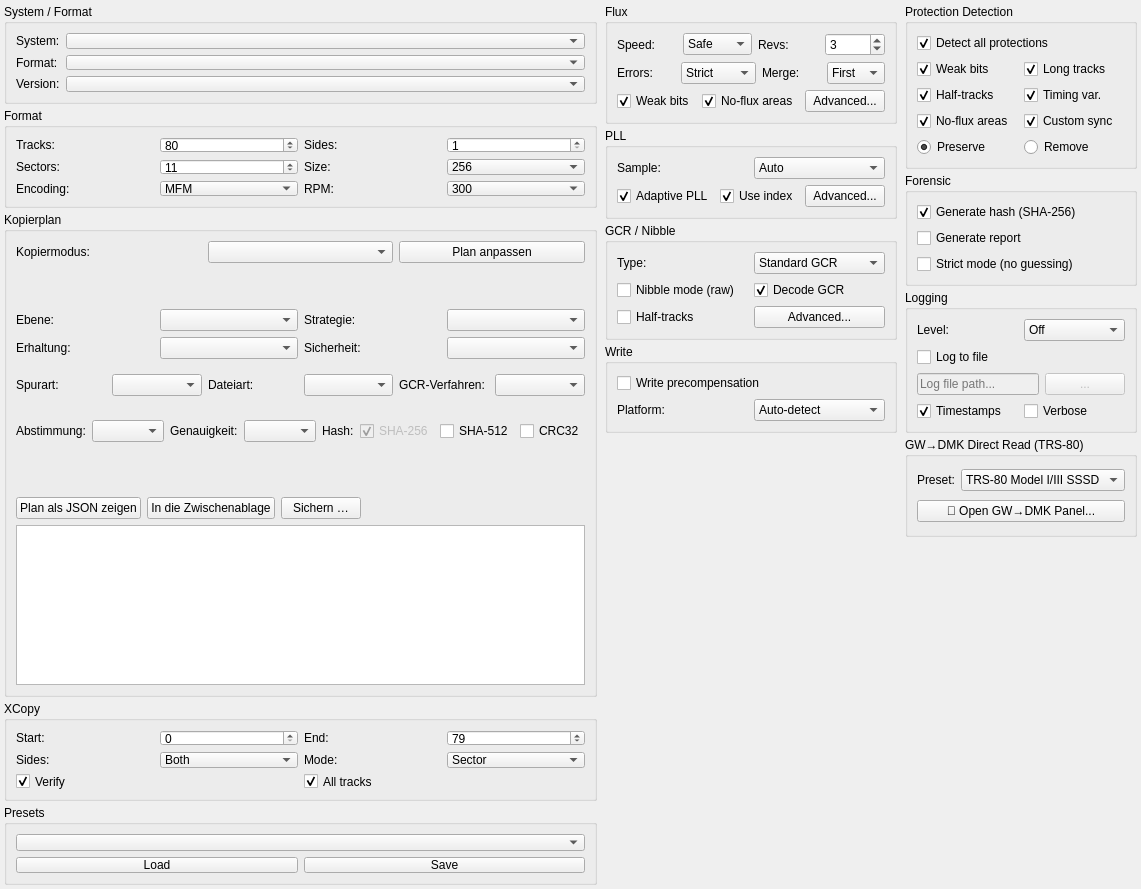
Axel051171/UnifiedFloppyTool, file forms/tab_format.ui: the form before one commit.
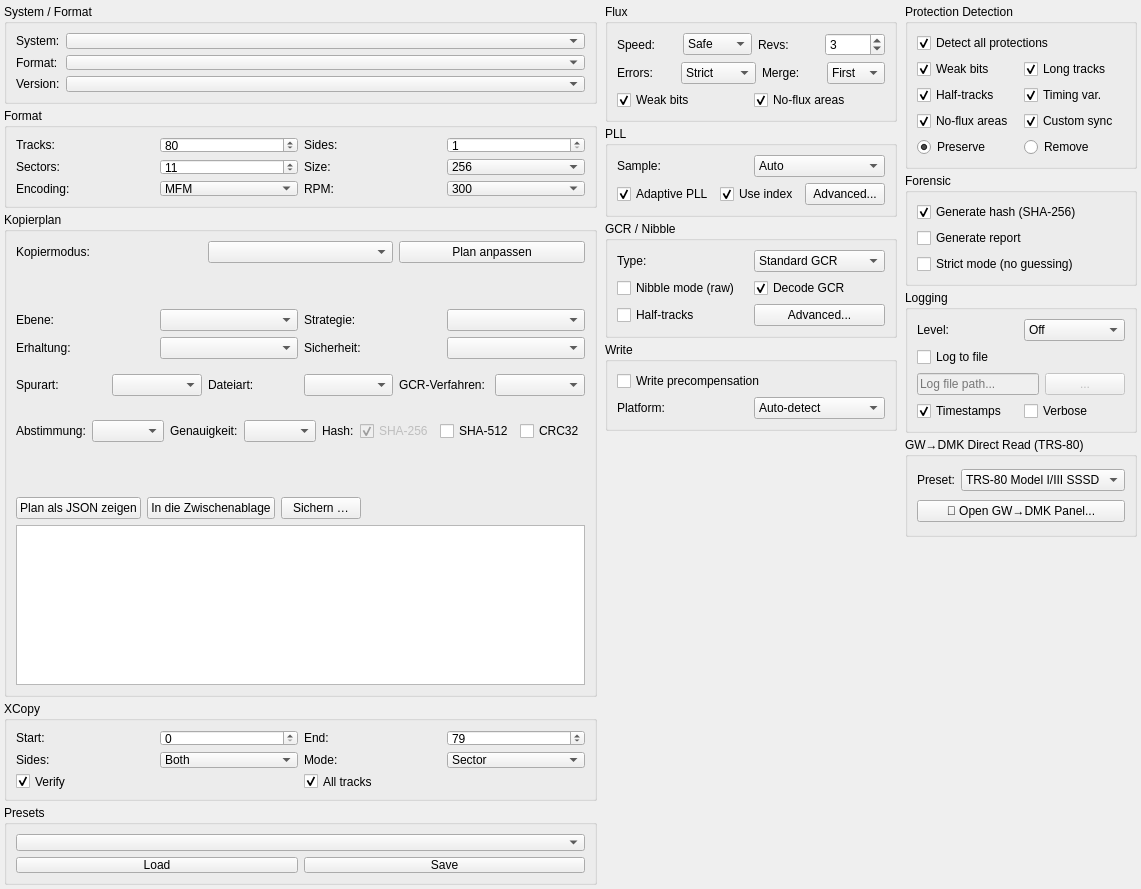
The form after the commit.

Commit message: refactor(gui): der Flux-Dialog faellt — 15 Felder, 0 Leser, und sein Knopf geht im selben Commit (MF-1328)

The edit to the form file:
```diff
--- a/forms/tab_format.ui
+++ b/forms/tab_format.ui
@@ -418,7 +418,6 @@
           <layout class="QHBoxLayout">
            <item><widget class="QCheckBox" name="checkWeakBits"><property name="text"><string>Weak bits</string></property><property name="checked"><bool>true</bool></property></widget></item>
            <item><widget class="QCheckBox" name="checkNoFluxAreas"><property name="text"><string>No-flux areas</string></property><property name="checked"><bool>true</bool></property></widget></item>
-           <item><widget class="QPushButton" name="btnFluxAdvanced"><property name="text"><string>Advanced...</string></property></widget></item>
           </layout>
          </item>
         </layout>
```
The commit also changes 6 other files.
